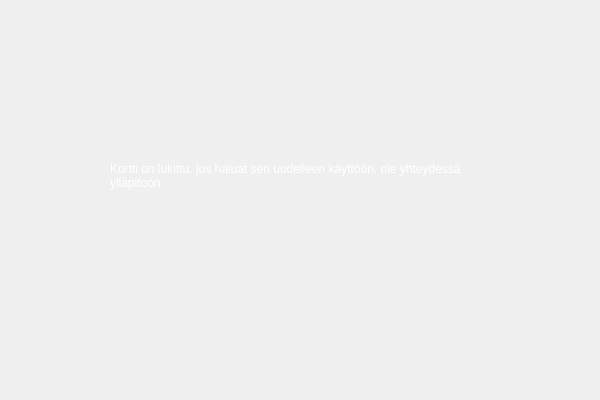
Old version of the form frontend/killcardwindow.ui in the repository 22kmo-project/group_3.
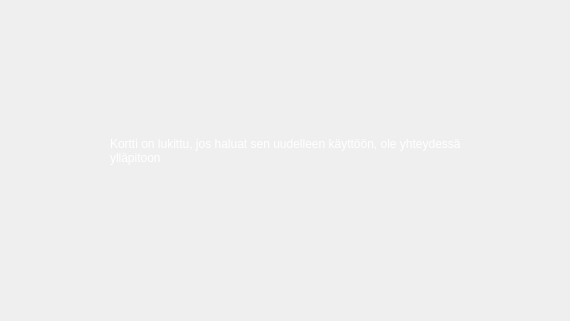
New version of the form. The open tabs and pages were chosen to show the change. Icons and pictures are not drawn.

```diff
--- a/frontend/killcardwindow.ui
+++ b/frontend/killcardwindow.ui
@@ -6,8 +6,8 @@
    <rect>
     <x>0</x>
     <y>0</y>
-    <width>600</width>
-    <height>400</height>
+    <width>570</width>
+    <height>321</height>
    </rect>
   </property>
   <property name="windowTitle">
@@ -23,8 +23,8 @@
     <rect>
      <x>0</x>
      <y>0</y>
-     <width>600</width>
-     <height>400</height>
+     <width>571</width>
+     <height>321</height>
     </rect>
    </property>
    <property name="currentIndex">
@@ -255,9 +255,9 @@
      <property name="geometry">
       <rect>
        <x>110</x>
-       <y>100</y>
+       <y>90</y>
        <width>361</width>
-       <height>151</height>
+       <height>121</height>
       </rect>
      </property>
      <property name="styleSheet">
```
Left out of the diff: 20 changed lines with no effect on the pictures.
